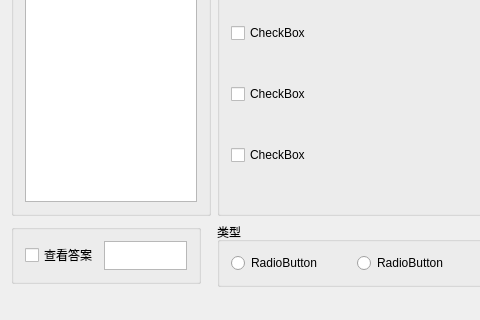
Before: the Qt Designer form Answer/QtApp/MainWindow.ui in ml0042993/Exam, drawn with Qt 5; both pictures show x 0 to 480 and y 280 to 600 of the 1008 by 600 pixel window.
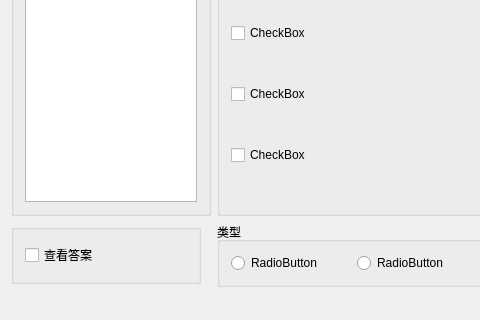
After: the same form once the commit is applied. Icons and pictures are not drawn.

Patch:
```diff
--- a/Answer/QtApp/MainWindow.ui
+++ b/Answer/QtApp/MainWindow.ui
@@ -153,7 +153,20 @@
         </widget>
        </item>
        <item>
-        <widget class="QListView" name="listView_2"/>
+        <widget class="QLabel" name="label">
+         <property name="font">
+          <font>
+           <family>Adobe Arabic</family>
+           <pointsize>26</pointsize>
+          </font>
+         </property>
+         <property name="text">
+          <string/>
+         </property>
+         <property name="textFormat">
+          <enum>Qt::AutoText</enum>
+         </property>
+        </widget>
        </item>
       </layout>
      </widget>
```
Left out of the diff: 2 changed lines with no effect on the pictures.
